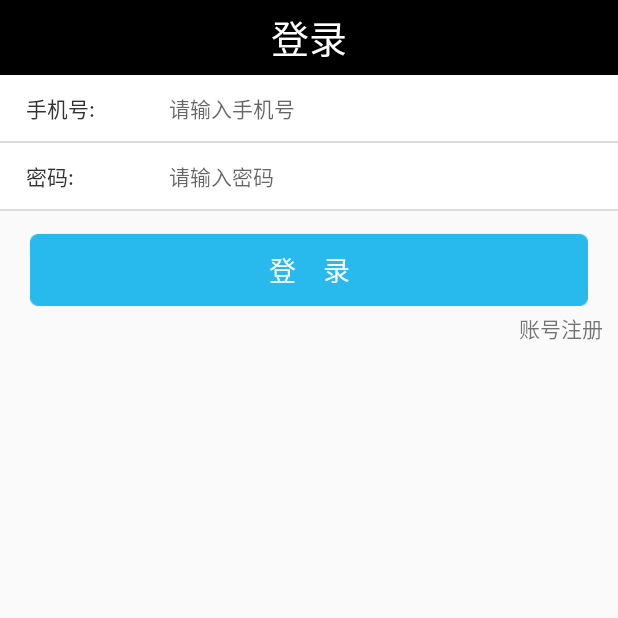
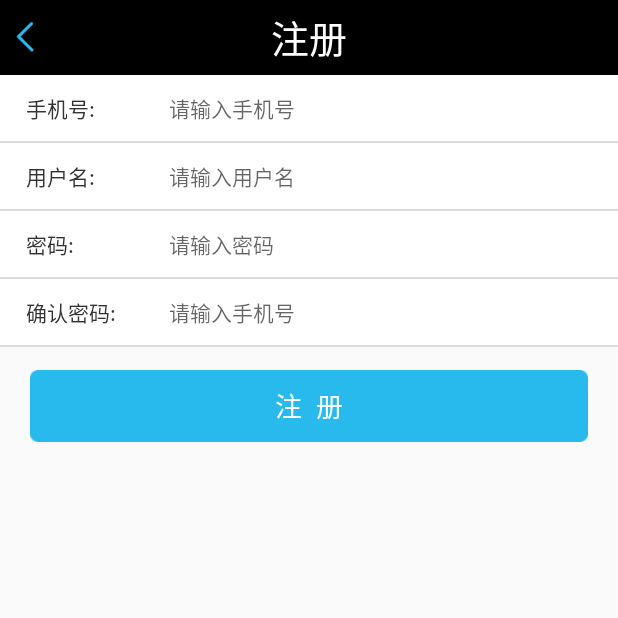
Before and after one commit to guo519300884/Finance, an Android app: the LoginActivity screen opened directly, with no data from a screen before it, after a tap on "账号注册", on a phone screen of 412 x 824 dp, the top half of it. Run offline under Robolectric (Android 15) with nearby library versions, the phone set to English and light mode, and no system bars; our stand-ins replace ButterKnife; libraries missing offline, so code that uses them is left out: com.alibaba.fastjson.

Commit message:
12.实现注冊頁面实现注册功能

```diff
--- a/app/src/main/AndroidManifest.xml
+++ b/app/src/main/AndroidManifest.xml
@@ -46,7 +46,8 @@
             </intent-filter>
         </activity>
         <activity android:name=".activity.MainActivity" />
-        <activity android:name=".activity.LoginActivity"></activity>
+        <activity android:name=".activity.LoginActivity" />
+        <activity android:name=".activity.RegisterActivity"></activity>
     </application>
 
 </manifest>
--- a/app/src/main/java/gjw/finance/activity/LoginActivity.java
+++ b/app/src/main/java/gjw/finance/activity/LoginActivity.java
@@ -1,6 +1,8 @@
 package gjw.finance.activity;
 
+import android.content.Intent;
 import android.text.TextUtils;
+import android.util.Log;
 import android.view.View;
 import android.widget.Button;
 import android.widget.EditText;
@@ -8,6 +10,9 @@ import android.widget.ImageView;
 import android.widget.RelativeLayout;
 import android.widget.TextView;
 import android.widget.Toast;
+
+import com.alibaba.fastjson.JSON;
+import com.alibaba.fastjson.JSONObject;
 
 import java.util.HashMap;
 import java.util.Map;
@@ -76,6 +81,15 @@ public class LoginActivity extends BaseActivity {
         switch (view.getId()) {
             case R.id.btn_login:
 
+                login();
+                break;
+            case R.id.login_regitster_tv:
+                startActivity(new Intent(LoginActivity.this,RegisterActivity.class));
+                break;
+        }
+    }
+
+    private void login() {
         String phone = loginEtNumber.getText().toString().trim();
         String pw = loginEtPwd.getText().toString().trim();
         if (TextUtils.isEmpty(phone)) {
@@ -86,6 +100,7 @@ public class LoginActivity extends BaseActivity {
             Toast.makeText(this, "密码不能为空", Toast.LENGTH_SHORT).show();
             return;
         }
+
         Map<String, String> map = new HashMap<>();
         map.put("phone", phone);
         map.put("password", pw);
@@ -94,7 +109,18 @@ public class LoginActivity extends BaseActivity {
 
             @Override
             public void success(String context) {
+                Log.e("TAG", "LoginActivity success()" + context);
                 Toast.makeText(LoginActivity.this, "success" + context, Toast.LENGTH_SHORT).show();
+                JSONObject jsonObject = JSON.parseObject(context);
+                Log.e("TAG", "LoginActivity success()" + jsonObject);
+                Boolean success = jsonObject.getBoolean("success");
+                if (success) {
+                    //成功就解析数据
+//                            JSON.parseObject(context,);
+
+                }
+
+
             }
 
             @Override
@@ -103,11 +129,5 @@ public class LoginActivity extends BaseActivity {
             }
         });
 
-
-                break;
-            case R.id.login_regitster_tv:
-
-                break;
     }
 }
-}
--- /dev/null
+++ b/app/src/main/java/gjw/finance/activity/RegisterActivity.java
@@ -0,0 +1,121 @@
+package gjw.finance.activity;
+
+import android.text.TextUtils;
+import android.view.View;
+import android.widget.Button;
+import android.widget.EditText;
+import android.widget.ImageView;
+import android.widget.TextView;
+import android.widget.Toast;
+
+import com.alibaba.fastjson.JSON;
+import com.alibaba.fastjson.JSONObject;
+
+import java.util.HashMap;
+import java.util.Map;
+
+import butterknife.InjectView;
+import butterknife.OnClick;
+import gjw.finance.R;
+import gjw.finance.utils.AppNetConfig;
+import gjw.finance.utils.LoadNet;
+import gjw.finance.utils.LoadNetHttp;
+
+public class RegisterActivity extends BaseActivity {
+
+    @InjectView(R.id.base_title)
+    TextView baseTitle;
+    @InjectView(R.id.base_back)
+    ImageView baseBack;
+    @InjectView(R.id.base_setting)
+    ImageView baseSetting;
+    @InjectView(R.id.et_register_number)
+    EditText etRegisterNumber;
+    @InjectView(R.id.et_register_name)
+    EditText etRegisterName;
+    @InjectView(R.id.et_register_pwd)
+    EditText etRegisterPwd;
+    @InjectView(R.id.et_register_pwdagain)
+    EditText etRegisterPwdagain;
+    @InjectView(R.id.btn_register)
+    Button btnRegister;
+
+    @Override
+    public void initTitle() {
+        baseTitle.setText("注册");
+        baseSetting.setVisibility(View.INVISIBLE);
+
+    }
+
+    @Override
+    public void initListener() {
+
+    }
+
+    @Override
+    public void initData() {
+
+    }
+
+    @Override
+    public int getLayoutId() {
+        return R.layout.activity_register;
+    }
+
+    @OnClick({R.id.base_back, R.id.btn_register})
+    public void onClick(View view) {
+        switch (view.getId()) {
+            case R.id.base_back:
+                finish();
+                break;
+            case R.id.btn_register:
+                //校验
+                String number = etRegisterNumber.getText().toString().trim();
+                String name = etRegisterName.getText().toString().trim();
+                String pwd = etRegisterPwd.getText().toString().trim();
+                String pwda = etRegisterPwdagain.getText().toString().trim();
+
+                //判空
+                if (TextUtils.isEmpty(name) || TextUtils.isEmpty(number)
+                        || TextUtils.isEmpty(pwd) || TextUtils.isEmpty(pwda)) {
+
+                    Toast.makeText(this, "不能有空的呀", Toast.LENGTH_SHORT).show();
+                    return;
+
+                }
+
+                Map<String, String> map = new HashMap<>();
+                map.put("number", number);
+                map.put("name", name);
+                map.put("pwd", pwd);
+                LoadNet.getDataPost(AppNetConfig.REGISTER, map, new LoadNetHttp() {
+                    @Override
+                    public void success(String context) {
+                        JSONObject jsonObject = JSON.parseObject(context);
+                        Boolean isExist = jsonObject.getBoolean("isExist");
+
+                        if (isExist) {
+                            Toast.makeText(RegisterActivity.this, "此账号已存在", Toast.LENGTH_SHORT).show();
+                        } else {
+                            Toast.makeText(RegisterActivity.this, "注册成功", Toast.LENGTH_SHORT).show();
+                            finish();
+                        }
+                    }
+
+                    @Override
+                    public void failure(String error) {
+
+                    }
+                });
+
+                break;
+        }
+    }
+
+    public void isEmpty(String name, String alert) {
+        if (TextUtils.isEmpty(name)) {
+            Toast.makeText(this, alert, Toast.LENGTH_SHORT).show();
+            return;
+        }
+    }
+}
--- /dev/null
+++ b/app/src/main/res/layout/activity_register.xml
@@ -0,0 +1,155 @@
+<?xml version="1.0" encoding="utf-8"?>
+<LinearLayout xmlns:android="http://schemas.android.com/apk/res/android"
+    android:layout_width="match_parent"
+    android:layout_height="match_parent"
+    android:orientation="vertical">
+
+    <include layout="@layout/base_head" />
+
+    <LinearLayout
+        android:layout_width="match_parent"
+        android:layout_height="44dp"
+        android:background="@color/white"
+        android:gravity="center_vertical"
+        android:paddingLeft="17dp"
+        android:paddingRight="17dp">
+
+        <TextView
+            android:layout_width="95dp"
+            android:layout_height="wrap_content"
+            android:layout_centerVertical="true"
+            android:text="手机号:"
+            android:textColor="#333333"
+            android:textSize="14sp" />
+
+        <EditText
+            android:id="@+id/et_register_number"
+            android:layout_width="match_parent"
+            android:layout_height="wrap_content"
+            android:background="@null"
+            android:hint="请输入手机号"
+            android:inputType="phone"
+            android:maxLines="1"
+            android:singleLine="true"
+            android:textColor="#5c5c5c"
+            android:textSize="14sp" />
+    </LinearLayout>
+
+    <View
+        android:layout_width="match_parent"
+        android:layout_height="1dp"
+        android:background="?android:listDivider" />
+
+    <LinearLayout
+        android:layout_width="match_parent"
+        android:layout_height="44dp"
+        android:background="@color/white"
+        android:gravity="center_vertical"
+        android:paddingLeft="17dp"
+        android:paddingRight="17dp">
+
+        <TextView
+            android:layout_width="95dp"
+            android:layout_height="wrap_content"
+            android:layout_centerVertical="true"
+            android:text="用户名:"
+            android:textColor="#333333"
+            android:textSize="14sp" />
+
+        <EditText
+            android:id="@+id/et_register_name"
+            android:layout_width="match_parent"
+            android:layout_height="wrap_content"
+            android:background="@null"
+            android:hint="请输入用户名"
+            android:maxLines="1"
+            android:singleLine="true"
+            android:textColor="#5c5c5c"
+            android:textSize="14sp" />
+    </LinearLayout>
+
+    <View
+        android:layout_width="match_parent"
+        android:layout_height="1dp"
+        android:background="?android:listDivider" />
+
+    <LinearLayout
+        android:layout_width="match_parent"
+        android:layout_height="44dp"
+        android:background="@color/white"
+        android:gravity="center_vertical"
+        android:paddingLeft="17dp"
+        android:paddingRight="17dp">
+
+        <TextView
+            android:layout_width="95dp"
+            android:layout_height="wrap_content"
+            android:layout_centerVertical="true"
+            android:text="密码:"
+            android:textColor="#333333"
+            android:textSize="14sp" />
+
+        <EditText
+            android:id="@+id/et_register_pwd"
+            android:layout_width="match_parent"
+            android:layout_height="wrap_content"
+            android:background="@null"
+            android:hint="请输入密码"
+            android:inputType="textPassword"
+            android:maxLines="1"
+            android:singleLine="true"
+            android:textColor="#5c5c5c"
+            android:textSize="14sp" />
+    </LinearLayout>
+
+    <View
+        android:layout_width="match_parent"
+        android:layout_height="1dp"
+        android:background="?android:listDivider" />
+
+    <LinearLayout
+        android:layout_width="match_parent"
+        android:layout_height="44dp"
+        android:background="@color/white"
+        android:gravity="center_vertical"
+        android:paddingLeft="17dp"
+        android:paddingRight="17dp">
+
+        <TextView
+            android:layout_width="95dp"
+            android:layout_height="wrap_content"
+            android:layout_centerVertical="true"
+            android:text="确认密码:"
+            android:textColor="#333333"
+            android:textSize="14sp" />
+
+        <EditText
+            android:id="@+id/et_register_pwdagain"
+            android:layout_width="match_parent"
+            android:layout_height="wrap_content"
+            android:background="@null"
+            android:hint="请输入手机号"
+            android:inputType="textPassword"
+            android:maxLines="1"
+            android:singleLine="true"
+            android:textColor="#5c5c5c"
+            android:textSize="14sp" />
+    </LinearLayout>
+
+    <View
+        android:layout_width="match_parent"
+        android:layout_height="1dp"
+        android:background="?android:listDivider" />
+
+    <Button
+        android:id="@+id/btn_register"
+        android:layout_width="match_parent"
+        android:layout_height="wrap_content"
+        android:layout_marginLeft="20dp"
+        android:layout_marginRight="20dp"
+        android:layout_marginTop="15dp"
+        android:background="@drawable/btn_01"
+        android:text="注  册"
+        android:textColor="#ffffff"
+        android:textSize="18sp" />
+</LinearLayout>
```
Lines whose indentation alone changed are shown as unchanged.
